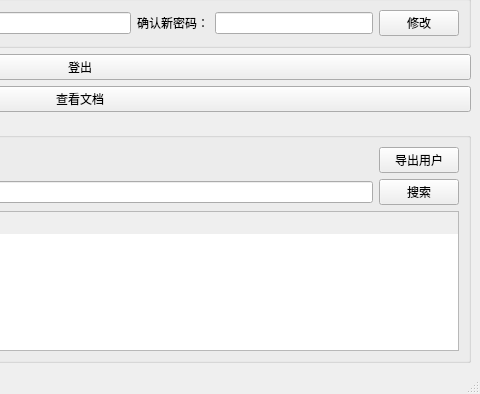
Qt form mainwindow.ui (Yan-kaige/CPPManagementSystemWithQt) before a commit; both pictures show x 320 to 800 and y 206 to 600 of the 800 by 600 pixel window.
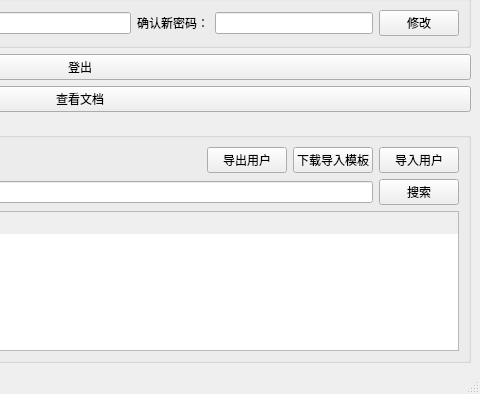
The same form after that commit.

Commit message: Add user import/export template download and import

What changed in the file:
```diff
--- a/mainwindow.ui
+++ b/mainwindow.ui
@@ -242,6 +242,20 @@
            </property>
           </widget>
          </item>
+         <item>
+          <widget class="QPushButton" name="btnDownloadUserTemplate">
+           <property name="text">
+            <string>下载导入模板</string>
+           </property>
+          </widget>
+         </item>
+         <item>
+          <widget class="QPushButton" name="btnImportUsers">
+           <property name="text">
+            <string>导入用户</string>
+           </property>
+          </widget>
+         </item>
         </layout>
        </item>
        <item>
```
The commit also changes 4 other files.
